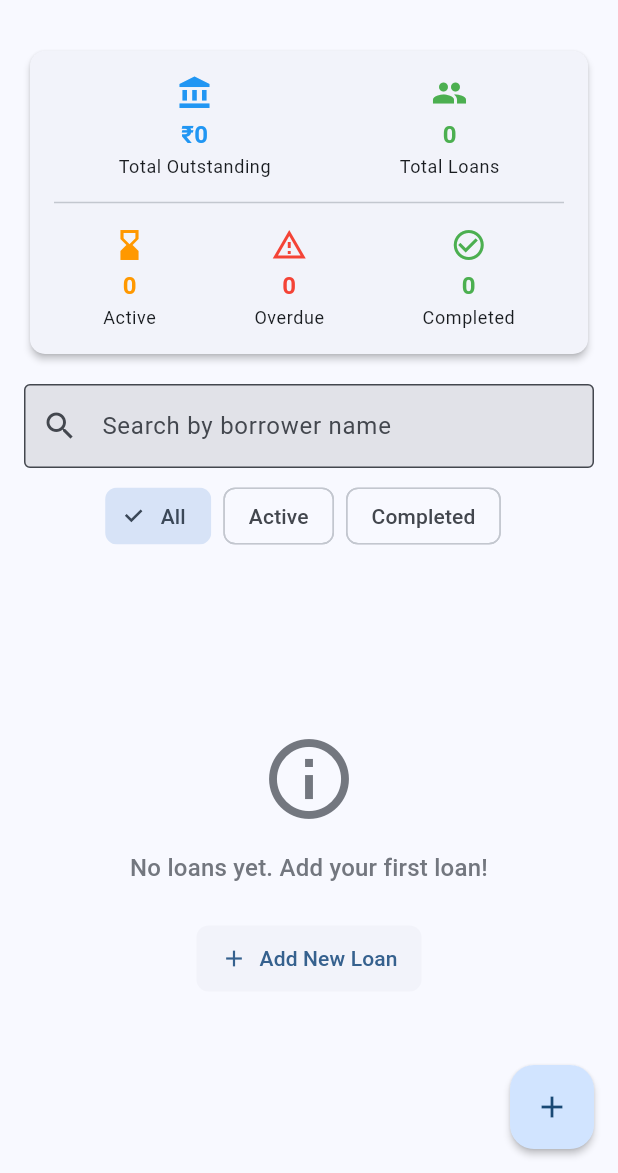
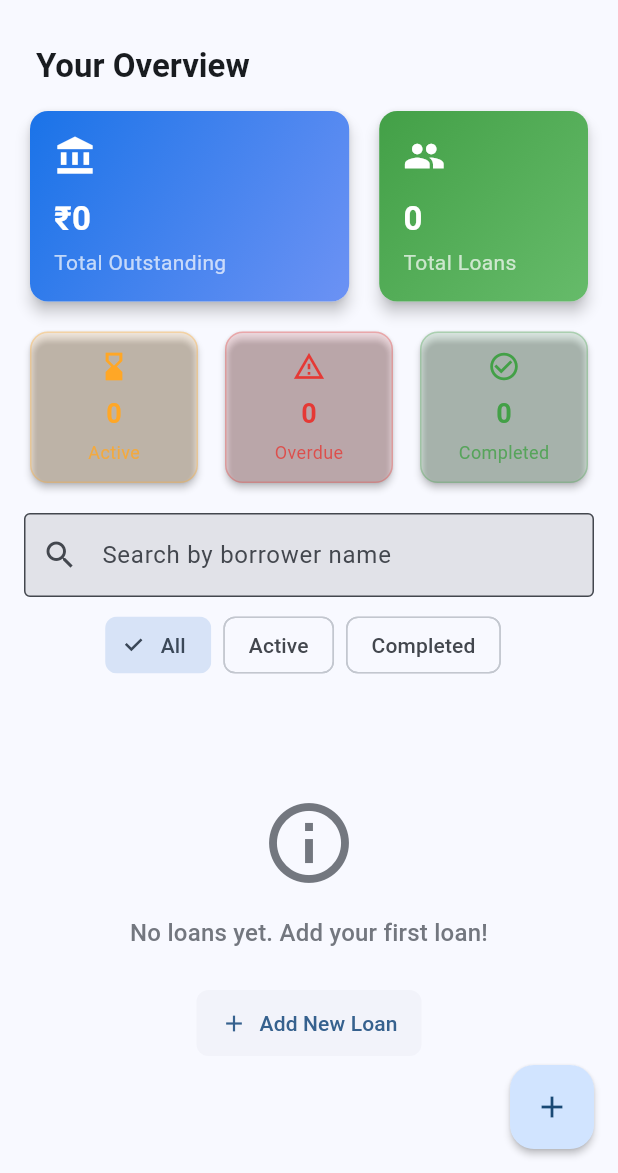
Before and after one commit to RensithUdara/LoanBuddy-Mobile-App, a Flutter app: the screen it shows after launch, on a phone screen of 412 x 824 dp, the part 63-1236 px from its top. Run offline on Flutter 3.47's test engine with Material 3 defaults, Android fonts, the phone set to English and light mode, and no system bars; our stand-ins replace shared_preferences, sqflite; accounts and stored records are empty.

Commit message:
Refactor stat card layout and add gradient styling for improved UI

```diff
--- a/lib/views/screens/dashboard_screen.dart
+++ b/lib/views/screens/dashboard_screen.dart
@@ -136,86 +136,182 @@ class _DashboardScreenState extends State<DashboardScreen> {
   Widget _buildStatCards() {
     return Consumer<LoanProvider>(
       builder: (context, loanProvider, _) {
+        final theme = Theme.of(context);
+
         return Container(
           padding: const EdgeInsets.all(Constants.defaultPadding),
-          child: Card(
-            child: Padding(
-              padding: const EdgeInsets.all(Constants.defaultPadding),
           child: Column(
+            crossAxisAlignment: CrossAxisAlignment.start,
             children: [
+              Padding(
+                padding: const EdgeInsets.only(left: 8.0, bottom: 12.0),
+                child: Text(
+                  'Your Overview',
+                  style: theme.textTheme.titleLarge?.copyWith(
+                    fontWeight: FontWeight.bold,
+                  ),
+                ),
+              ),
               Row(
-                    mainAxisAlignment: MainAxisAlignment.spaceAround,
                 children: [
-                      _buildStatItem(
-                        'Total Outstanding',
-                        Formatters.currencyFormat
-                            .format(loanProvider.totalOutstandingAmount),
-                        Colors.blue,
-                        Icons.account_balance,
+                  Expanded(
+                    flex: 3,
+                    child: _buildGradientCard(
+                      title: 'Total Outstanding',
+                      value: Formatters.currencyFormat.format(loanProvider.totalOutstandingAmount),
+                      icon: Icons.account_balance,
+                      gradient: const LinearGradient(
+                        colors: [Color(0xFF1A73E8), Color(0xFF6C92F4)],
+                        begin: Alignment.topLeft,
+                        end: Alignment.bottomRight,
                       ),
-                      _buildStatItem(
-                        'Total Loans',
-                        '${loanProvider.loans.length}',
-                        Colors.green,
-                        Icons.people,
+                    ),
+                  ),
+                  const SizedBox(width: 12),
+                  Expanded(
+                    flex: 2,
+                    child: _buildGradientCard(
+                      title: 'Total Loans',
+                      value: '${loanProvider.loans.length}',
+                      icon: Icons.people,
+                      gradient: const LinearGradient(
+                        colors: [Color(0xFF43A047), Color(0xFF66BB6A)],
+                        begin: Alignment.topLeft,
+                        end: Alignment.bottomRight,
+                      ),
+                    ),
                   ),
                 ],
               ),
-                  const SizedBox(height: 8),
-                  const Divider(),
-                  const SizedBox(height: 8),
+              const SizedBox(height: 12),
               Row(
-                    mainAxisAlignment: MainAxisAlignment.spaceAround,
                 children: [
-                      _buildStatItem(
-                        'Active',
-                        '${loanProvider.loans.where((loan) => loan.status == LoanStatus.active).length}',
-                        Colors.orange,
-                        Icons.hourglass_bottom,
+                  Expanded(
+                    child: _buildStatusCard(
+                      title: 'Active',
+                      value: '${loanProvider.loans.where((loan) => loan.status == LoanStatus.active).length}',
+                      icon: Icons.hourglass_bottom,
+                      color: const Color(0xFFFFA726),
+                      theme: theme,
                     ),
-                      _buildStatItem(
-                        'Overdue',
-                        '${loanProvider.loans.where((loan) => loan.status == LoanStatus.active && loan.isOverdue).length}',
-                        Colors.red,
-                        Icons.warning_amber_outlined,
                   ),
-                      _buildStatItem(
-                        'Completed',
-                        '${loanProvider.loans.where((loan) => loan.status == LoanStatus.completed).length}',
-                        Colors.green,
-                        Icons.check_circle_outline,
+                  const SizedBox(width: 10),
+                  Expanded(
+                    child: _buildStatusCard(
+                      title: 'Overdue',
+                      value: '${loanProvider.loans.where((loan) => loan.status == LoanStatus.active && loan.isOverdue).length}',
+                      icon: Icons.warning_amber_outlined,
+                      color: const Color(0xFFE53935),
+                      theme: theme,
+                    ),
+                  ),
+                  const SizedBox(width: 10),
+                  Expanded(
+                    child: _buildStatusCard(
+                      title: 'Completed',
+                      value: '${loanProvider.loans.where((loan) => loan.status == LoanStatus.completed).length}',
+                      icon: Icons.check_circle_outline,
+                      color: const Color(0xFF43A047),
+                      theme: theme,
+                    ),
                   ),
                 ],
               ),
             ],
-              ),
-            ),
           ),
         );
       },
     );
   }
 
-  Widget _buildStatItem(
-      String label, String value, Color color, IconData icon) {
-    return Column(
+  Widget _buildGradientCard({
+    required String title,
+    required String value,
+    required IconData icon,
+    required Gradient gradient,
+  }) {
+    return Card(
+      elevation: 4,
+      shape: RoundedRectangleBorder(
+        borderRadius: BorderRadius.circular(12),
+      ),
+      child: Container(
+        decoration: BoxDecoration(
+          gradient: gradient,
+          borderRadius: BorderRadius.circular(12),
+        ),
+        padding: const EdgeInsets.all(16),
+        child: Column(
+          crossAxisAlignment: CrossAxisAlignment.start,
           children: [
-        Icon(icon, color: color, size: 24),
+            Icon(icon, color: Colors.white, size: 28),
+            const SizedBox(height: 12),
+            Text(
+              value,
+              style: const TextStyle(
+                fontSize: 22,
+                fontWeight: FontWeight.bold,
+                color: Colors.white,
+              ),
+            ),
             const SizedBox(height: 4),
+            Text(
+              title,
+              style: const TextStyle(
+                fontSize: 14,
+                color: Colors.white70,
+              ),
+            ),
+          ],
+        ),
+      ),
+    );
+  }
+
+  Widget _buildStatusCard({
+    required String title,
+    required String value,
+    required IconData icon,
+    required Color color,
+    required ThemeData theme,
+  }) {
+    final brightness = theme.brightness;
+    final cardColor = brightness == Brightness.light
+        ? color.withOpacity(0.12)
+        : color.withOpacity(0.24);
+
+    return Card(
+      elevation: 2,
+      shape: RoundedRectangleBorder(
+        borderRadius: BorderRadius.circular(12),
+        side: BorderSide(color: color.withOpacity(0.3), width: 1),
+      ),
+      color: cardColor,
+      child: Padding(
+        padding: const EdgeInsets.symmetric(vertical: 12, horizontal: 8),
+        child: Column(
+          children: [
+            Icon(icon, color: color, size: 22),
+            const SizedBox(height: 8),
             Text(
               value,
               style: TextStyle(
                 fontWeight: FontWeight.bold,
-            fontSize: 16,
+                fontSize: 18,
                 color: color,
               ),
             ),
-        const SizedBox(height: 2),
+            const SizedBox(height: 4),
             Text(
-          label,
-          style: Theme.of(context).textTheme.bodySmall,
+              title,
+              style: TextStyle(
+                fontSize: 12,
+                color: color.withOpacity(0.8),
+              ),
             ),
           ],
+        ),
+      ),
     );
   }
 
```
Lines whose indentation alone changed are shown as unchanged.
